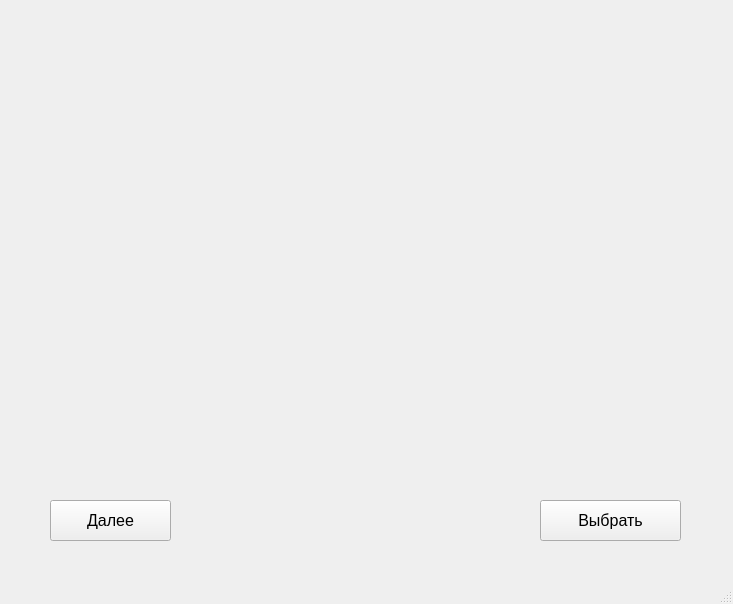
This is dog_shelter_second_form_designer.ui in dimondg/dog_shelter as Qt 5 draws it before an edit. The edited form follows.
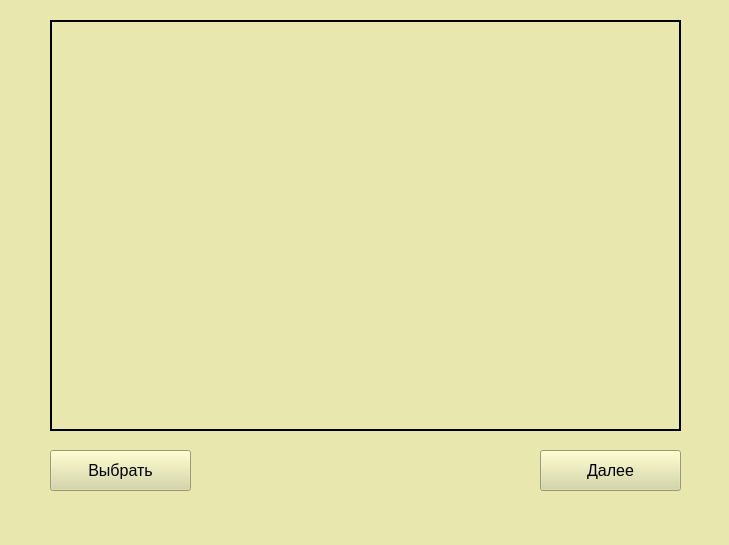
This is the edited form.

```diff
--- a/dog_shelter_second_form_designer.ui
+++ b/dog_shelter_second_form_designer.ui
@@ -6,13 +6,16 @@
    <rect>
     <x>0</x>
     <y>0</y>
-    <width>733</width>
-    <height>604</height>
+    <width>729</width>
+    <height>545</height>
    </rect>
   </property>
   <property name="windowTitle">
    <string>MainWindow</string>
   </property>
+  <property name="styleSheet">
+   <string notr="true">background-color: rgb(232, 232, 174)</string>
+  </property>
   <widget class="QWidget" name="centralwidget">
    <widget class="QLabel" name="image_lbl">
     <property name="geometry">
@@ -20,9 +23,12 @@
       <x>50</x>
       <y>20</y>
       <width>631</width>
-      <height>461</height>
+      <height>411</height>
      </rect>
     </property>
+    <property name="frameShape">
+     <enum>QFrame::WinPanel</enum>
+    </property>
     <property name="text">
      <string/>
     </property>
@@ -30,9 +36,9 @@
    <widget class="QPushButton" name="pushButton">
     <property name="geometry">
      <rect>
-      <x>50</x>
-      <y>500</y>
-      <width>121</width>
+      <x>540</x>
+      <y>450</y>
+      <width>141</width>
       <height>41</height>
      </rect>
     </property>
@@ -41,6 +47,9 @@
       <pointsize>12</pointsize>
      </font>
     </property>
+    <property name="styleSheet">
+     <string notr="true">background-color: rgb(214, 214, 160)</string>
+    </property>
     <property name="text">
      <string>Далее</string>
     </property>
@@ -48,8 +57,8 @@
    <widget class="QPushButton" name="pushButton_2">
     <property name="geometry">
      <rect>
-      <x>540</x>
-      <y>500</y>
+      <x>50</x>
+      <y>450</y>
       <width>141</width>
       <height>41</height>
      </rect>
@@ -59,6 +68,9 @@
       <pointsize>12</pointsize>
      </font>
     </property>
+    <property name="styleSheet">
+     <string notr="true">background-color: rgb(214, 214, 160)</string>
+    </property>
     <property name="text">
      <string>Выбрать</string>
     </property>
```
Left out of the diff: 6 changed lines with no effect on the pictures.
